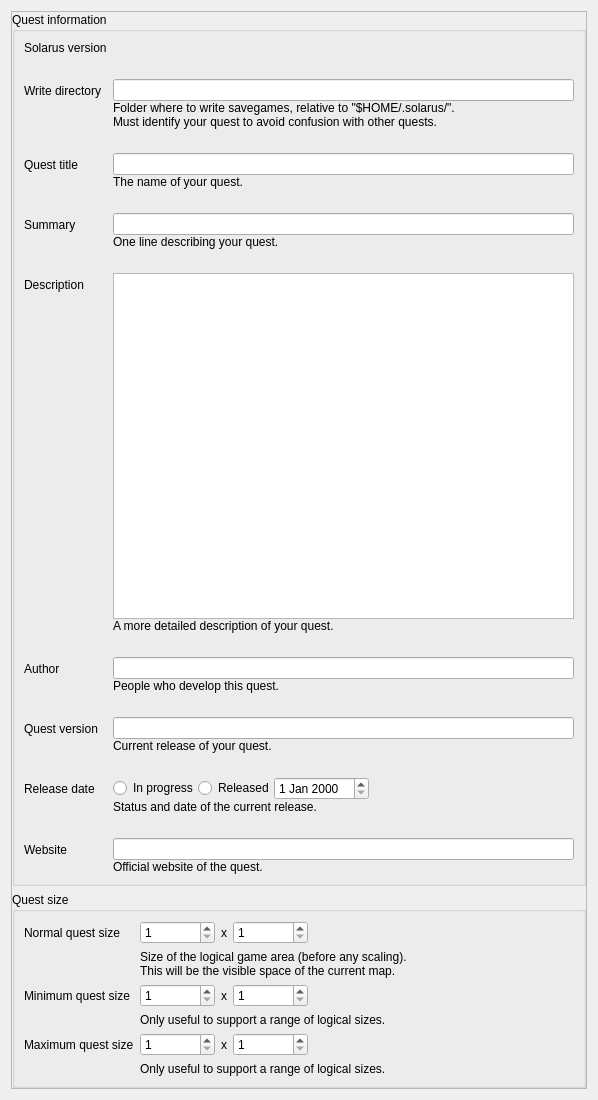
Qt form src/widgets/quest_properties_editor.ui (solarus-games/solarus-quest-editor) before a commit.
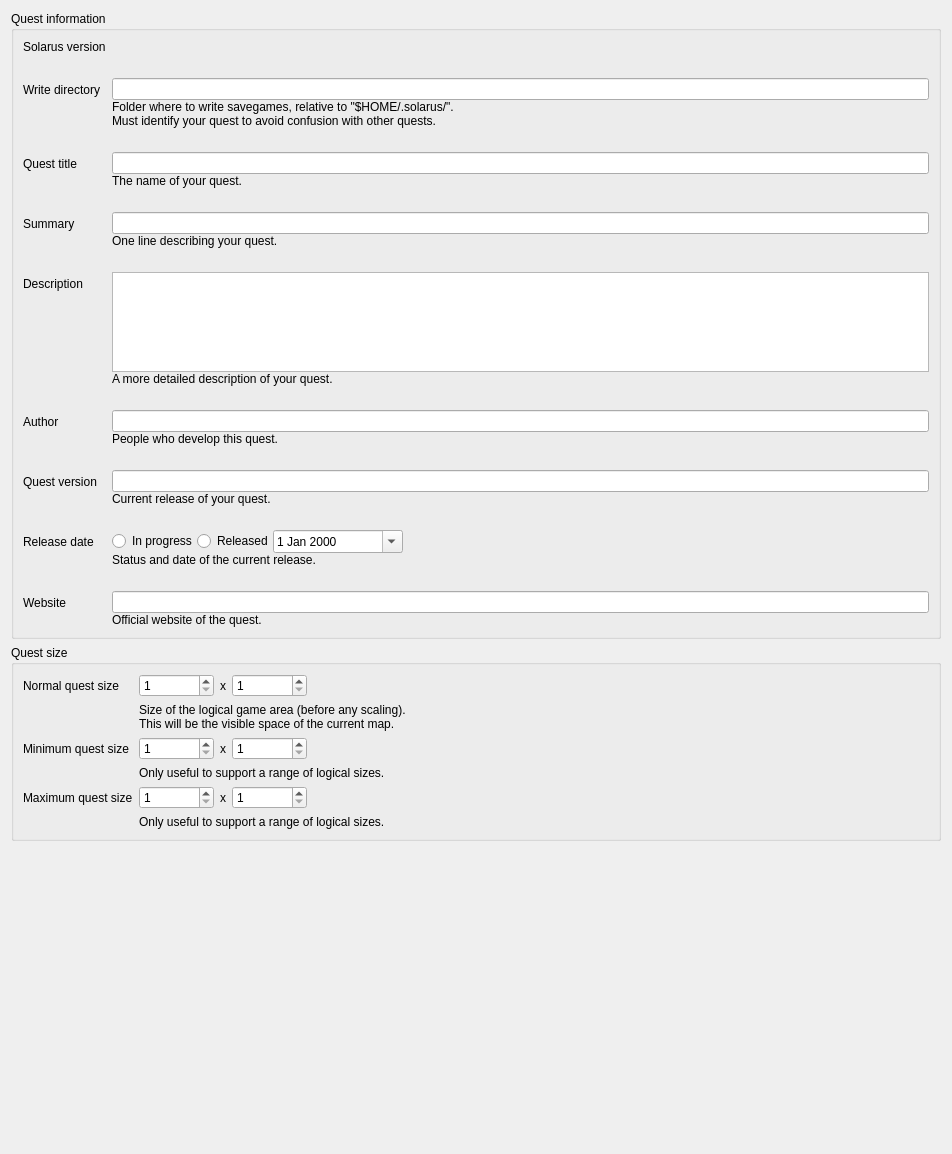
The same form after that commit. Custom widgets are drawn as their Qt base class.

Commit message: Implement editing new fields of quest properties

```diff
--- a/src/widgets/quest_properties_editor.ui
+++ b/src/widgets/quest_properties_editor.ui
@@ -6,13 +6,25 @@
    <rect>
     <x>0</x>
     <y>0</y>
-    <width>598</width>
-    <height>1100</height>
+    <width>952</width>
+    <height>1154</height>
    </rect>
   </property>
+  <property name="sizePolicy">
+   <sizepolicy hsizetype="Preferred" vsizetype="Fixed">
+    <horstretch>0</horstretch>
+    <verstretch>0</verstretch>
+   </sizepolicy>
+  </property>
   <layout class="QVBoxLayout" name="verticalLayout_5">
    <item>
     <widget class="QScrollArea" name="scroll_area">
+     <property name="frameShape">
+      <enum>QFrame::NoFrame</enum>
+     </property>
+     <property name="horizontalScrollBarPolicy">
+      <enum>Qt::ScrollBarAlwaysOff</enum>
+     </property>
      <property name="widgetResizable">
       <bool>true</bool>
      </property>
@@ -21,8 +33,8 @@
        <rect>
         <x>0</x>
         <y>0</y>
-        <width>580</width>
-        <height>1064</height>
+        <width>934</width>
+        <height>1136</height>
        </rect>
       </property>
       <layout class="QVBoxLayout" name="verticalLayout_3">
@@ -40,12 +52,21 @@
        </property>
        <item>
         <widget class="QGroupBox" name="quest_info_group_box">
+         <property name="sizePolicy">
+          <sizepolicy hsizetype="Preferred" vsizetype="Fixed">
+           <horstretch>0</horstretch>
+           <verstretch>0</verstretch>
+          </sizepolicy>
+         </property>
          <property name="title">
           <string>Quest information</string>
          </property>
          <layout class="QVBoxLayout" name="verticalLayout_4">
           <item>
            <layout class="QFormLayout" name="formLayout">
+            <property name="fieldGrowthPolicy">
+             <enum>QFormLayout::ExpandingFieldsGrow</enum>
+            </property>
             <property name="verticalSpacing">
              <number>24</number>
             </property>
@@ -170,20 +191,6 @@
               </property>
              </widget>
             </item>
-            <item row="4" column="1">
-             <layout class="QVBoxLayout" name="long_description_layout">
-              <item>
-               <widget class="QPlainTextEdit" name="long_description_field"/>
-              </item>
-              <item>
-               <widget class="QLabel" name="label_12">
-                <property name="text">
-                 <string>A more detailed description of your quest.</string>
-                </property>
-               </widget>
-              </item>
-             </layout>
-            </item>
             <item row="5" column="0">
              <widget class="QLabel" name="author_label">
               <property name="font">
@@ -270,7 +277,17 @@
                  </widget>
                 </item>
                 <item>
-                 <widget class="QDateEdit" name="release_date_field"/>
+                 <widget class="QDateEdit" name="release_date_field">
+                  <property name="minimumSize">
+                   <size>
+                    <width>130</width>
+                    <height>0</height>
+                   </size>
+                  </property>
+                  <property name="calendarPopup">
+                   <bool>true</bool>
+                  </property>
+                 </widget>
                 </item>
                 <item>
                  <spacer name="horizontalSpacer_4">
@@ -323,6 +340,33 @@
               </item>
              </layout>
             </item>
+            <item row="4" column="1">
+             <layout class="QVBoxLayout" name="long_description_layout">
+              <item>
+               <widget class="SolarusEditor::PlainTextEdit" name="long_description_field">
+                <property name="sizePolicy">
+                 <sizepolicy hsizetype="Expanding" vsizetype="Expanding">
+                  <horstretch>0</horstretch>
+                  <verstretch>0</verstretch>
+                 </sizepolicy>
+                </property>
+                <property name="maximumSize">
+                 <size>
+                  <width>16777215</width>
+                  <height>100</height>
+                 </size>
+                </property>
+               </widget>
+              </item>
+              <item>
+               <widget class="QLabel" name="label_12">
+                <property name="text">
+                 <string>A more detailed description of your quest.</string>
+                </property>
+               </widget>
+              </item>
+             </layout>
+            </item>
            </layout>
           </item>
          </layout>
@@ -330,12 +374,21 @@
        </item>
        <item>
         <widget class="QGroupBox" name="quest_size_group_box">
+         <property name="sizePolicy">
+          <sizepolicy hsizetype="Preferred" vsizetype="Fixed">
+           <horstretch>0</horstretch>
+           <verstretch>0</verstretch>
+          </sizepolicy>
+         </property>
          <property name="title">
           <string>Quest size</string>
          </property>
          <layout class="QVBoxLayout" name="verticalLayout_2">
           <item>
            <layout class="QFormLayout" name="quest_info_form">
+            <property name="fieldGrowthPolicy">
+             <enum>QFormLayout::AllNonFixedFieldsGrow</enum>
+            </property>
             <item row="0" column="0">
              <widget class="QLabel" name="normal_size_label">
               <property name="font">
@@ -603,12 +656,32 @@
          </layout>
         </widget>
        </item>
+       <item>
+        <spacer name="verticalSpacer">
+         <property name="orientation">
+          <enum>Qt::Vertical</enum>
+         </property>
+         <property name="sizeHint" stdset="0">
+          <size>
+           <width>20</width>
+           <height>40</height>
+          </size>
+         </property>
+        </spacer>
+       </item>
       </layout>
      </widget>
     </widget>
    </item>
   </layout>
  </widget>
+ <customwidgets>
+  <customwidget>
+   <class>SolarusEditor::PlainTextEdit</class>
+   <extends>QPlainTextEdit</extends>
+   <header>widgets/plain_text_edit.h</header>
+  </customwidget>
+ </customwidgets>
  <resources/>
  <connections/>
 </ui>
```
The commit also changes 5 other files.
